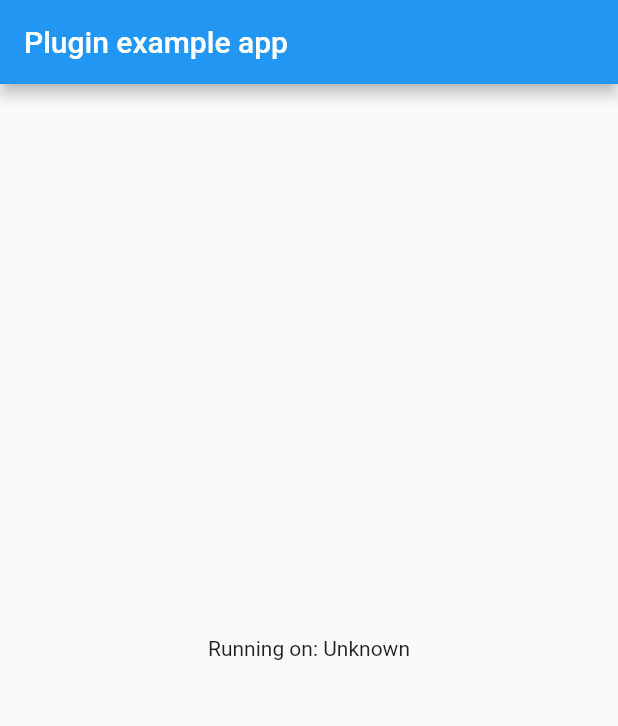
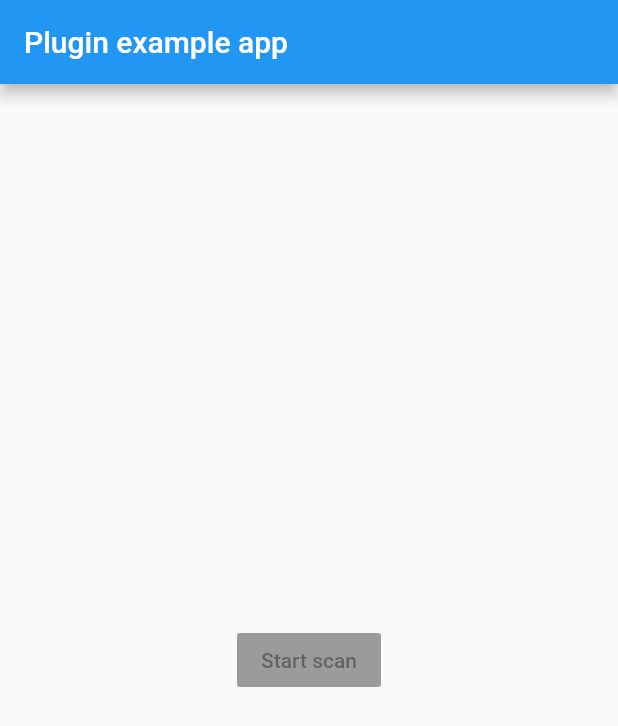
Before and after one commit to spielgestalt/flutter_vision_scanner, a Flutter app: the screen it shows after launch, on a phone screen of 412 x 824 dp. Shown: the top 726 px of the screen. Run offline on Flutter 3.47's test engine with Material 2 defaults, Android fonts, the phone set to English and light mode, and no system bars; our stand-ins replace freezed_annotation; generated files the repository leaves out were written again; statements that could not run were skipped.

Commit message:
start refactor

```diff
--- a/example/lib/main.dart
+++ b/example/lib/main.dart
@@ -5,42 +5,18 @@ import 'package:flutter/services.dart';
 import 'package:flutter_vision_scanner/flutter_vision_scanner.dart';
 
 void main() {
-  runApp(MyApp());
+  runApp(const MyApp());
 }
 
 class MyApp extends StatefulWidget {
+  const MyApp({Key key}) : super(key: key);
+
   @override
   _MyAppState createState() => _MyAppState();
 }
 
 class _MyAppState extends State<MyApp> {
-  String _platformVersion = 'Unknown';
-
-  @override
-  void initState() {
-    super.initState();
-    initPlatformState();
-  }
-
-  // Platform messages are asynchronous, so we initialize in an async method.
-  Future<void> initPlatformState() async {
-    String platformVersion;
-    // Platform messages may fail, so we use a try/catch PlatformException.
-    try {
-      platformVersion = await FlutterVisionScanner.platformVersion;
-    } on PlatformException {
-      platformVersion = 'Failed to get platform version.';
-    }
-
-    // If the widget was removed from the tree while the asynchronous platform
-    // message was in flight, we want to discard the reply rather than calling
-    // setState to update our non-existent appearance.
-    if (!mounted) return;
-
-    setState(() {
-      _platformVersion = platformVersion;
-    });
-  }
+  final _scanner = FlutterVisionScanner();
 
   @override
   Widget build(BuildContext context) {
@@ -50,7 +26,12 @@ class _MyAppState extends State<MyApp> {
           title: const Text('Plugin example app'),
         ),
         body: Center(
-          child: Text('Running on: $_platformVersion\n'),
+          child: RaisedButton(
+            onPressed: ()async{
+              _scanner.scan(Sca)
+            },
+            child: Text('Start scan'),
+          ),
         ),
       ),
     );
--- a/lib/flutter_vision_scanner.dart
+++ b/lib/flutter_vision_scanner.dart
@@ -5,6 +5,7 @@ import 'package:flutter_vision_scanner/src/entities/scanner_options.dart';
 import 'package:flutter_vision_scanner/src/entities/scanner_result.dart';
 
 import 'src/flutter_vision_scanner_plugin.dart';
+export 'package:flutter_vision_scanner/src/entities/scanner_options.dart';
 
 class FlutterVisionScanner {
   final IVisionScanner _scanner = FlutterVisionScannerPlugin.instance();
@@ -17,9 +18,4 @@ class FlutterVisionScanner {
     final result = await _scanner.scan(options);
     return ScannerResult(filePath: result.filePath, ocrResults: result.ocrText);
   }
-
-  static Future<String> get platformVersion async {
-    final String version = await _channel.invokeMethod('getPlatformVersion');
-    return version;
-  }
 }
```
Also changed, not shown: 8 other files.
